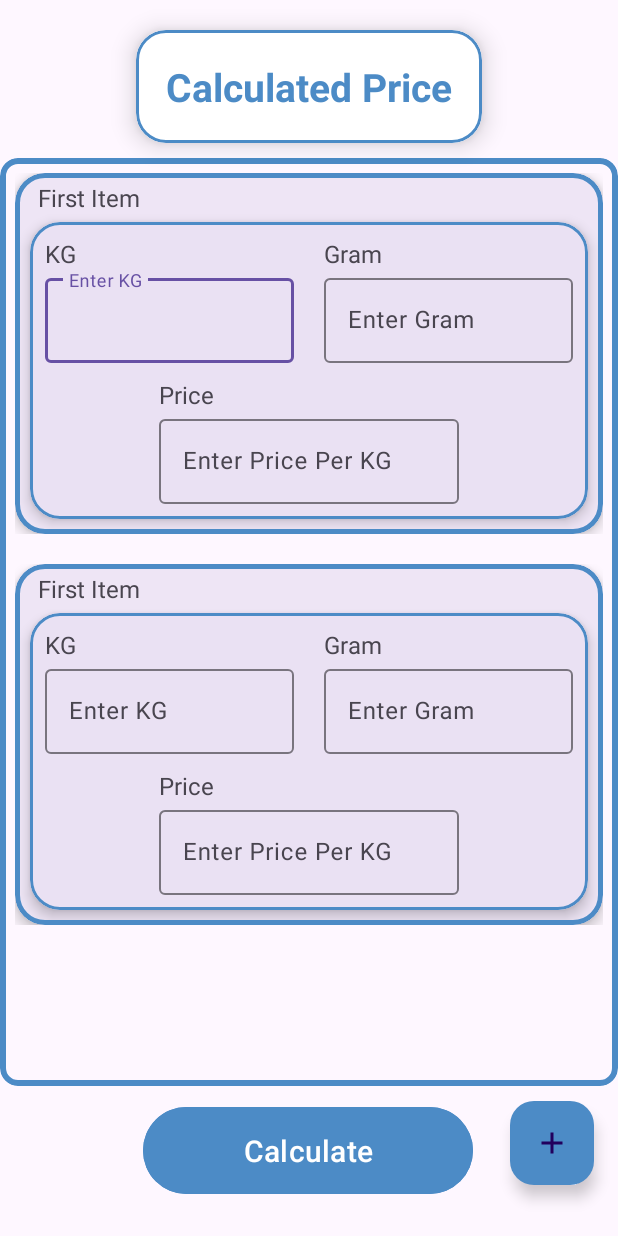
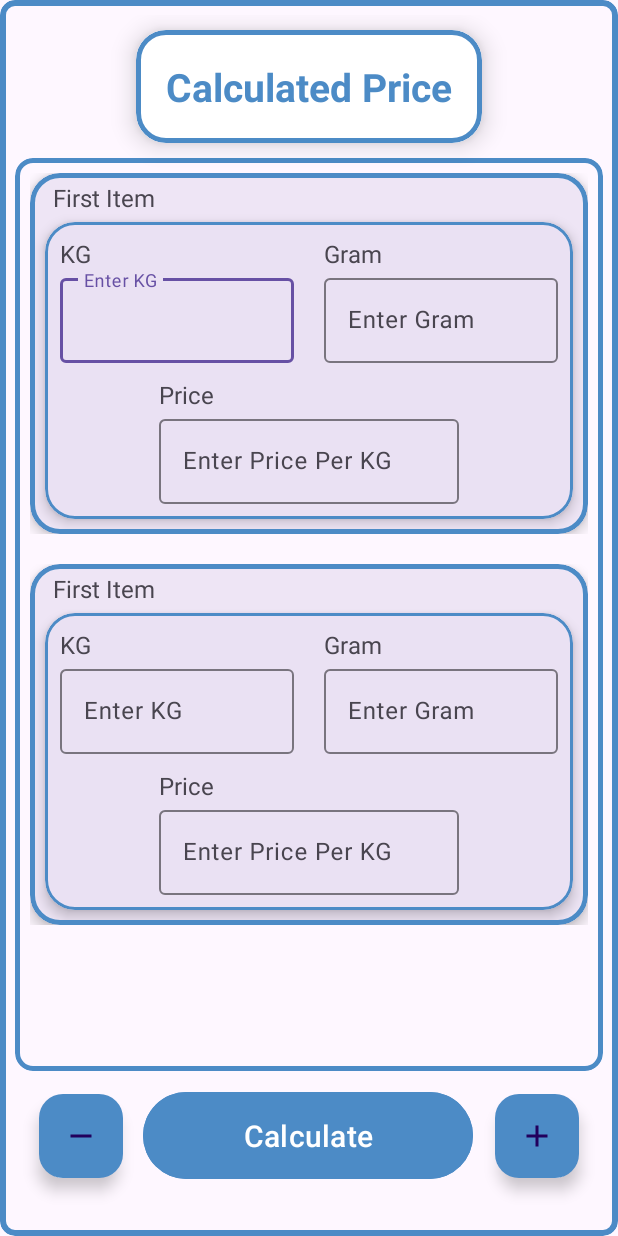
Before and after one commit to Jubayed-A/Calculate_Price, an Android app: the layout activity_main.xml on its own in the app's theme, with its tools: preview values and no code run, on a phone screen of 412 x 824 dp. Run offline under Robolectric (Android 15) with nearby library versions, the phone set to English and light mode, and no system bars.

Commit message:
all design completed

```diff
--- /dev/null
+++ b/app/src/main/res/drawable/ic_remove.xml
@@ -0,0 +1,5 @@
+<vector xmlns:android="http://schemas.android.com/apk/res/android" android:height="24dp" android:tint="#ffffff" android:viewportHeight="24" android:viewportWidth="24" android:width="24dp">
+
+    <path android:fillColor="@android:color/white" android:pathData="M19,13H5v-2h14v2z"/>
+
+</vector>
--- a/app/src/main/res/layout/activity_main.xml
+++ b/app/src/main/res/layout/activity_main.xml
@@ -1,24 +1,34 @@
 <?xml version="1.0" encoding="utf-8"?>
-<androidx.constraintlayout.widget.ConstraintLayout xmlns:android="http://schemas.android.com/apk/res/android"
+<com.google.android.material.card.MaterialCardView xmlns:android="http://schemas.android.com/apk/res/android"
     xmlns:app="http://schemas.android.com/apk/res-auto"
     xmlns:tools="http://schemas.android.com/tools"
     android:id="@+id/main"
     android:layout_width="match_parent"
     android:layout_height="match_parent"
+    app:cardCornerRadius="10dp"
+    app:strokeColor="#4C8BC6"
+    app:strokeWidth="4dp"
     tools:context=".MainActivity">
+
+
+    <androidx.constraintlayout.widget.ConstraintLayout
+        android:layout_width="match_parent"
+        android:layout_height="match_parent"
+        android:layout_margin="10dp">
+
 
         <com.google.android.material.card.MaterialCardView
             android:id="@+id/textCardView"
             android:layout_width="wrap_content"
             android:layout_height="wrap_content"
-        android:layout_marginTop="20dp"
+            android:layout_marginTop="10dp"
             app:cardCornerRadius="20dp"
             app:cardElevation="10dp"
             app:layout_constraintEnd_toEndOf="parent"
             app:layout_constraintStart_toStartOf="parent"
             app:layout_constraintTop_toTopOf="parent"
             app:strokeColor="#4C8BC6"
-        app:strokeWidth="2dp">
+            app:strokeWidth="3dp">
 
             <TextView
                 android:id="@+id/appName"
@@ -46,7 +56,7 @@
             app:layout_constraintStart_toStartOf="parent"
             app:layout_constraintTop_toBottomOf="@id/textCardView"
             app:strokeColor="#4C8BC6"
-        app:strokeWidth="4dp">
+            app:strokeWidth="3dp">
 
             <androidx.recyclerview.widget.RecyclerView
                 android:id="@+id/recyclerView"
@@ -77,12 +87,27 @@
             android:id="@+id/btnAdd"
             android:layout_width="wrap_content"
             android:layout_height="wrap_content"
-        android:layout_marginTop="10dp"
             android:layout_marginEnd="16dp"
             android:backgroundTint="#4C8BC6"
             android:clickable="true"
             android:src="@drawable/ic_add"
+            app:layout_constraintBottom_toBottomOf="@+id/btnCalculated"
             app:layout_constraintEnd_toEndOf="parent"
-        app:layout_constraintTop_toBottomOf="@+id/rvCardView" />
+            app:layout_constraintTop_toTopOf="@+id/btnCalculated" />
+
+        <com.google.android.material.floatingactionbutton.FloatingActionButton
+            android:id="@+id/btnRemove"
+            android:layout_width="wrap_content"
+            android:layout_height="wrap_content"
+            android:backgroundTint="#4C8BC6"
+            android:clickable="true"
+            android:layout_marginStart="16dp"
+            android:src="@drawable/ic_remove"
+            app:layout_constraintBottom_toBottomOf="@+id/btnCalculated"
+            app:layout_constraintStart_toStartOf="parent"
+            app:layout_constraintTop_toTopOf="@+id/btnCalculated" />
+
 
     </androidx.constraintlayout.widget.ConstraintLayout>
+
+</com.google.android.material.card.MaterialCardView>
```
Also changed, not shown: app/src/main/res/layout/activity_price_menu.xml (+19 -1 lines), app/src/main/res/layout/activity_spalsh.xml (added, +25 -0 lines), app/src/main/res/drawable/logo.jpg (added). Lines whose indentation alone changed are shown as unchanged.
